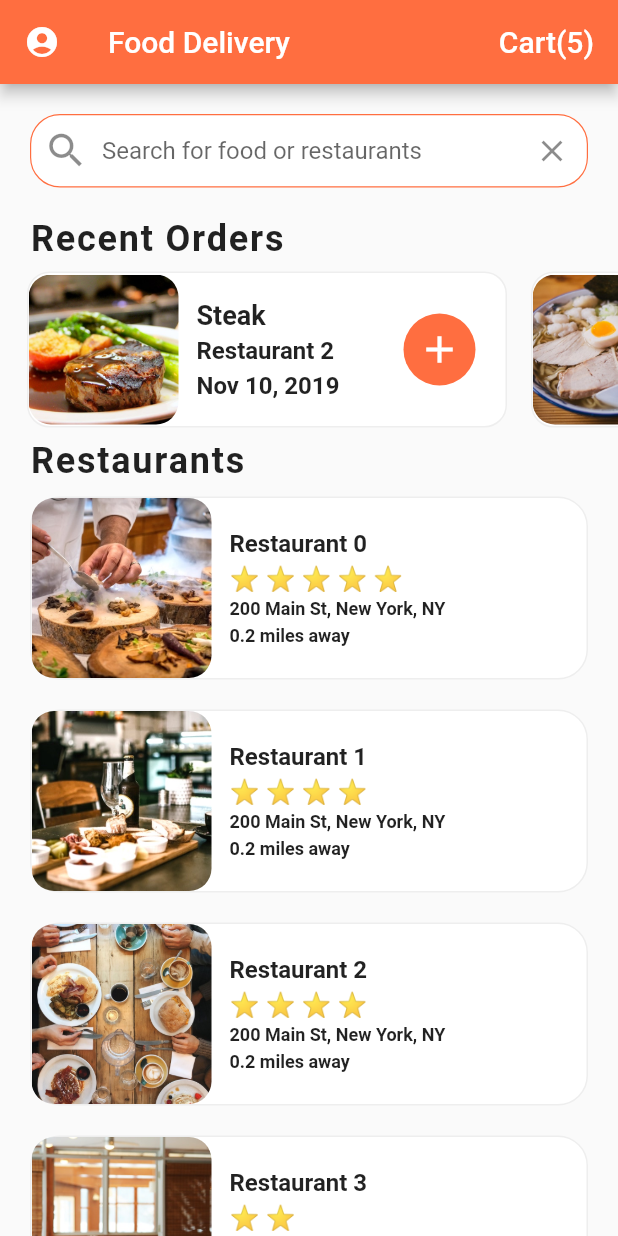
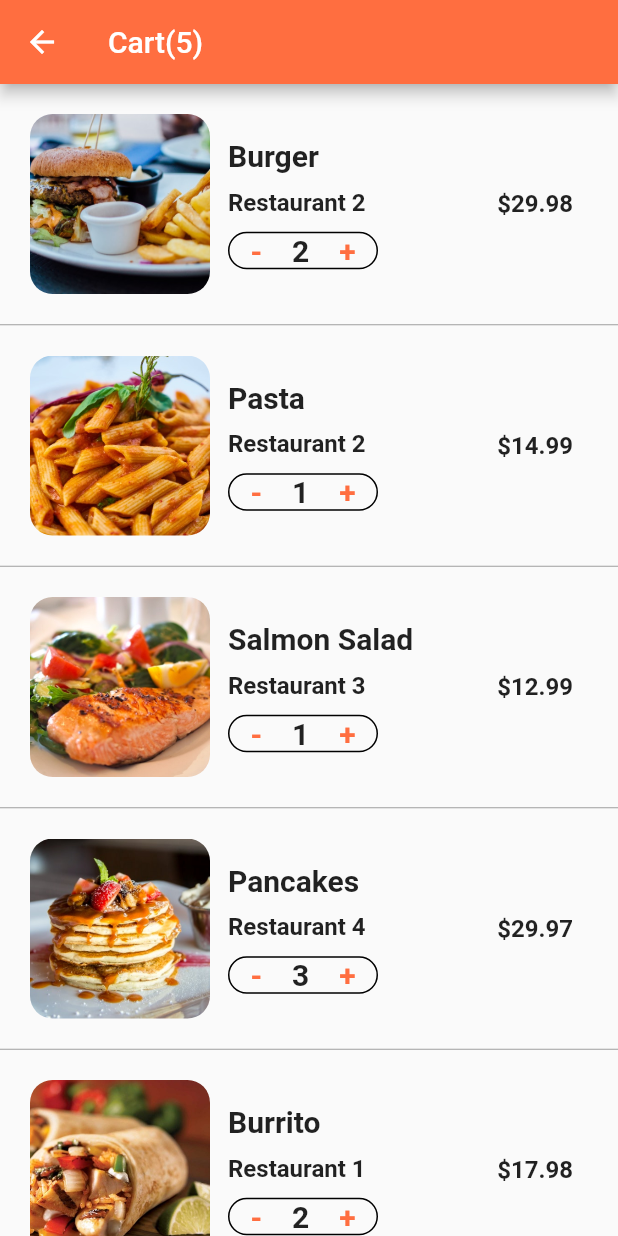
Before and after one commit to prufect/flutter_food_delivery_ui, a Flutter app: the screen it shows after launch, after a tap on an icon or button, on a phone screen of 412 x 824 dp. Run offline on Flutter 3.47's test engine with Material 2 defaults, Android fonts, the phone set to English and light mode, and no system bars.

Commit message:
Create Cart Screen

```diff
--- /dev/null
+++ b/lib/screens/cart_screen.dart
@@ -0,0 +1,135 @@
+import 'package:flutter/material.dart';
+import 'package:flutter_food_delivery_ui/data/data.dart';
+import 'package:flutter_food_delivery_ui/models/order.dart';
+
+class CartScreen extends StatelessWidget {
+  _buildCartItem(BuildContext context, Order order) {
+    return Container(
+      margin: EdgeInsets.all(20.0),
+      height: 120.0,
+      child: Row(
+        children: [
+          Expanded(
+            child: Row(
+              children: [
+                Container(
+                  width: 120.0,
+                  decoration: BoxDecoration(
+                    image: DecorationImage(
+                      image: AssetImage(order.food.imageUrl),
+                      fit: BoxFit.cover,
+                    ),
+                    borderRadius: BorderRadius.circular(15.0),
+                  ),
+                ),
+                Expanded(
+                  child: Container(
+                    margin: EdgeInsets.all(12.0),
+                    child: Column(
+                      crossAxisAlignment: CrossAxisAlignment.start,
+                      mainAxisAlignment: MainAxisAlignment.center,
+                      children: [
+                        Text(
+                          order.food.name,
+                          style: TextStyle(
+                            fontSize: 20.0,
+                            fontWeight: FontWeight.bold,
+                          ),
+                          overflow: TextOverflow.ellipsis,
+                        ),
+                        SizedBox(height: 10.0),
+                        Text(
+                          order.restaurant.name,
+                          style: TextStyle(
+                            fontSize: 16.0,
+                            fontWeight: FontWeight.bold,
+                          ),
+                          overflow: TextOverflow.ellipsis,
+                        ),
+                        SizedBox(height: 10.0),
+                        Container(
+                          width: 100.0,
+                          decoration: BoxDecoration(
+                            borderRadius: BorderRadius.circular(20.0),
+                            border: Border.all(width: 1.0),
+                          ),
+                          child: Row(
+                            mainAxisAlignment: MainAxisAlignment.center,
+                            children: [
+                              GestureDetector(
+                                onTap: () {},
+                                child: Text(
+                                  "-",
+                                  style: TextStyle(
+                                    fontSize: 20.0,
+                                    fontWeight: FontWeight.w600,
+                                    color: Theme.of(context).primaryColor,
+                                  ),
+                                ),
+                              ),
+                              SizedBox(width: 20.0),
+                              Text(order.quantity.toString(),
+                                  style: TextStyle(
+                                    fontSize: 20.0,
+                                    fontWeight: FontWeight.w600,
+                                  )),
+                              SizedBox(width: 20.0),
+                              GestureDetector(
+                                onTap: () {},
+                                child: Text(
+                                  "+",
+                                  style: TextStyle(
+                                    fontSize: 20.0,
+                                    fontWeight: FontWeight.w600,
+                                    color: Theme.of(context).primaryColor,
+                                  ),
+                                ),
+                              )
+                            ],
+                          ),
+                        )
+                      ],
+                    ),
+                  ),
+                )
+              ],
+            ),
+          ),
+          Container(
+            margin: EdgeInsets.all(10),
+            child: Text(
+              "\$${order.quantity * order.food.price}",
+              style: TextStyle(
+                fontSize: 16.0,
+                fontWeight: FontWeight.w600,
+              ),
+              overflow: TextOverflow.ellipsis,
+            ),
+          )
+        ],
+      ),
+    );
+  }
+
+  @override
+  Widget build(BuildContext context) {
+    return Scaffold(
+      appBar: AppBar(
+        title: Text("Cart(${currentUser.cart.length})"),
+      ),
+      body: ListView.separated(
+        itemBuilder: (BuildContext context, int index) {
+          Order order = currentUser.cart[index];
+          return _buildCartItem(context, order);
+        },
+        separatorBuilder: (BuildContext contxt, int index) {
+          return Divider(
+            height: 1.0,
+            color: Colors.grey,
+          );
+        },
+        itemCount: currentUser.cart.length,
+      ),
+    );
+  }
+}
--- a/lib/screens/home_screen.dart
+++ b/lib/screens/home_screen.dart
@@ -1,5 +1,6 @@
 import 'package:flutter/material.dart';
 import 'package:flutter_food_delivery_ui/data/data.dart';
+import 'package:flutter_food_delivery_ui/screens/cart_screen.dart';
 import 'package:flutter_food_delivery_ui/screens/restaurant_screen.dart';
 import 'package:flutter_food_delivery_ui/widgets/rating_stars.dart';
 import 'package:flutter_food_delivery_ui/widgets/recent_orders.dart';
@@ -110,7 +111,12 @@ class _HomeScreenState extends State<HomeScreen> {
                 fontSize: 20.0,
               ),
             ),
-            onPressed: () => "Cart",
+            onPressed: () => Navigator.push(
+              context,
+              MaterialPageRoute(
+                builder: (_) => CartScreen(),
+              ),
+            ),
           ),
         ],
       ),
```
